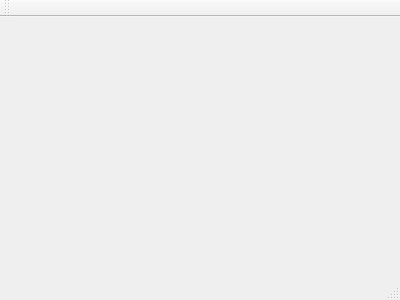
The window that mainwindow.ui (chrishenx/simple-gui-hopfield-network) describes before a commit, drawn with Qt 5.
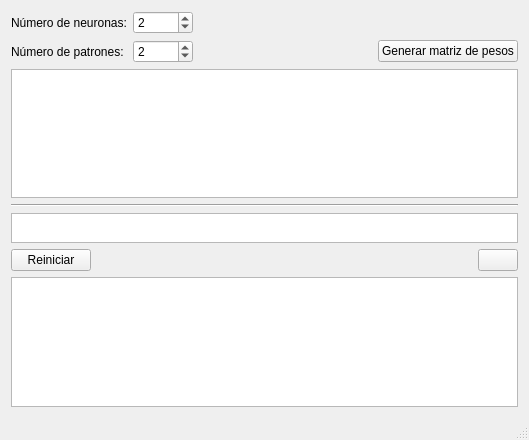
The same window after the commit.

Commit message: 'Reset dynamics' button added to enter a new input pattern and see if it associates

Patch:
```diff
--- a/mainwindow.ui
+++ b/mainwindow.ui
@@ -1,24 +1,229 @@
 <ui version="4.0">
  <class>MainWindow</class>
- <widget class="QMainWindow" name="MainWindow" >
-  <property name="geometry" >
+ <widget class="QMainWindow" name="MainWindow">
+  <property name="geometry">
    <rect>
     <x>0</x>
     <y>0</y>
-    <width>400</width>
-    <height>300</height>
+    <width>529</width>
+    <height>440</height>
    </rect>
   </property>
   <property name="windowTitle" >
    <string>MainWindow</string>
   </property>
-  <widget class="QMenuBar" name="menuBar" />
-  <widget class="QToolBar" name="mainToolBar" />
-  <widget class="QWidget" name="centralWidget" />
-  <widget class="QStatusBar" name="statusBar" />
+  <widget class="QWidget" name="centralWidget">
+   <layout class="QVBoxLayout" name="verticalLayout">
+    <item>
+     <layout class="QHBoxLayout" name="horizontalLayout">
+      <item>
+       <widget class="QLabel" name="label">
+        <property name="text">
+         <string>Número de neuronas:</string>
+        </property>
+       </widget>
+      </item>
+      <item>
+       <widget class="QSpinBox" name="neuronCountSpinBox">
+        <property name="minimumSize">
+         <size>
+          <width>60</width>
+          <height>0</height>
+         </size>
+        </property>
+        <property name="value">
+         <number>2</number>
+        </property>
+       </widget>
+      </item>
+      <item>
+       <spacer name="horizontalSpacer">
+        <property name="orientation">
+         <enum>Qt::Horizontal</enum>
+        </property>
+        <property name="sizeHint" stdset="0">
+         <size>
+          <width>40</width>
+          <height>20</height>
+         </size>
+        </property>
+       </spacer>
+      </item>
+     </layout>
+    </item>
+    <item>
+     <layout class="QHBoxLayout" name="horizontalLayout_2">
+      <item>
+       <widget class="QLabel" name="label_2">
+        <property name="text">
+         <string>Número de patrones: </string>
+        </property>
+       </widget>
+      </item>
+      <item>
+       <widget class="QSpinBox" name="patternCountSpinBox">
+        <property name="minimumSize">
+         <size>
+          <width>60</width>
+          <height>0</height>
+         </size>
+        </property>
+        <property name="maximumSize">
+         <size>
+          <width>60</width>
+          <height>16777215</height>
+         </size>
+        </property>
+        <property name="value">
+         <number>2</number>
+        </property>
+       </widget>
+      </item>
+      <item>
+       <spacer name="horizontalSpacer_2">
+        <property name="orientation">
+         <enum>Qt::Horizontal</enum>
+        </property>
+        <property name="sizeHint" stdset="0">
+         <size>
+          <width>40</width>
+          <height>20</height>
+         </size>
+        </property>
+       </spacer>
+      </item>
+      <item>
+       <widget class="QPushButton" name="generateWeightedMatrixButton">
+        <property name="text">
+         <string>Generar matriz de pesos</string>
+        </property>
+       </widget>
+      </item>
+     </layout>
+    </item>
+    <item>
+     <widget class="QTableWidget" name="patternsTableWidget">
+      <property name="minimumSize">
+       <size>
+        <width>0</width>
+        <height>80</height>
+       </size>
+      </property>
+      <attribute name="horizontalHeaderVisible">
+       <bool>false</bool>
+      </attribute>
+      <attribute name="horizontalHeaderHighlightSections">
+       <bool>false</bool>
+      </attribute>
+      <attribute name="horizontalHeaderStretchLastSection">
+       <bool>false</bool>
+      </attribute>
+      <attribute name="verticalHeaderVisible">
+       <bool>false</bool>
+      </attribute>
+     </widget>
+    </item>
+    <item>
+     <widget class="Line" name="line">
+      <property name="orientation">
+       <enum>Qt::Horizontal</enum>
+      </property>
+     </widget>
+    </item>
+    <item>
+     <widget class="QTableWidget" name="inputPatternTableWidget">
+      <property name="minimumSize">
+       <size>
+        <width>0</width>
+        <height>30</height>
+       </size>
+      </property>
+      <property name="maximumSize">
+       <size>
+        <width>16777215</width>
+        <height>30</height>
+       </size>
+      </property>
+      <attribute name="horizontalHeaderVisible">
+       <bool>false</bool>
+      </attribute>
+      <attribute name="horizontalHeaderHighlightSections">
+       <bool>false</bool>
+      </attribute>
+      <attribute name="verticalHeaderVisible">
+       <bool>false</bool>
+      </attribute>
+     </widget>
+    </item>
+    <item>
+     <layout class="QHBoxLayout" name="horizontalLayout_3">
+      <item>
+       <widget class="QPushButton" name="resetButton">
+        <property name="text">
+         <string>Reiniciar</string>
+        </property>
+       </widget>
+      </item>
+      <item>
+       <spacer name="horizontalSpacer_3">
+        <property name="orientation">
+         <enum>Qt::Horizontal</enum>
+        </property>
+        <property name="sizeHint" stdset="0">
+         <size>
+          <width>40</width>
+          <height>20</height>
+         </size>
+        </property>
+       </spacer>
+      </item>
+      <item>
+       <widget class="QPushButton" name="associateButton">
+        <property name="text">
+         <string/>
+        </property>
+       </widget>
+      </item>
+     </layout>
+    </item>
+    <item>
+     <widget class="QTableWidget" name="outputPatternTableWidget">
+      <property name="minimumSize">
+       <size>
+        <width>0</width>
+        <height>80</height>
+       </size>
+      </property>
+      <attribute name="horizontalHeaderVisible">
+       <bool>false</bool>
+      </attribute>
+      <attribute name="verticalHeaderVisible">
+       <bool>false</bool>
+      </attribute>
+     </widget>
+    </item>
+   </layout>
+  </widget>
+  <widget class="QMenuBar" name="menuBar">
+   <property name="geometry">
+    <rect>
+     <x>0</x>
+     <y>0</y>
+     <width>529</width>
+     <height>22</height>
+    </rect>
+   </property>
+  </widget>
+  <widget class="QStatusBar" name="statusBar">
+   <property name="font">
+    <font>
+     <weight>75</weight>
+     <bold>true</bold>
+    </font>
+   </property>
+  </widget>
  </widget>
- <layoutDefault spacing="6" margin="11" />
- <pixmapfunction></pixmapfunction>
+ <layoutdefault spacing="6" margin="11"/>
  <resources/>
  <connections/>
 </ui>
```
Left out of the diff: 5 changed lines with no effect on the pictures.
